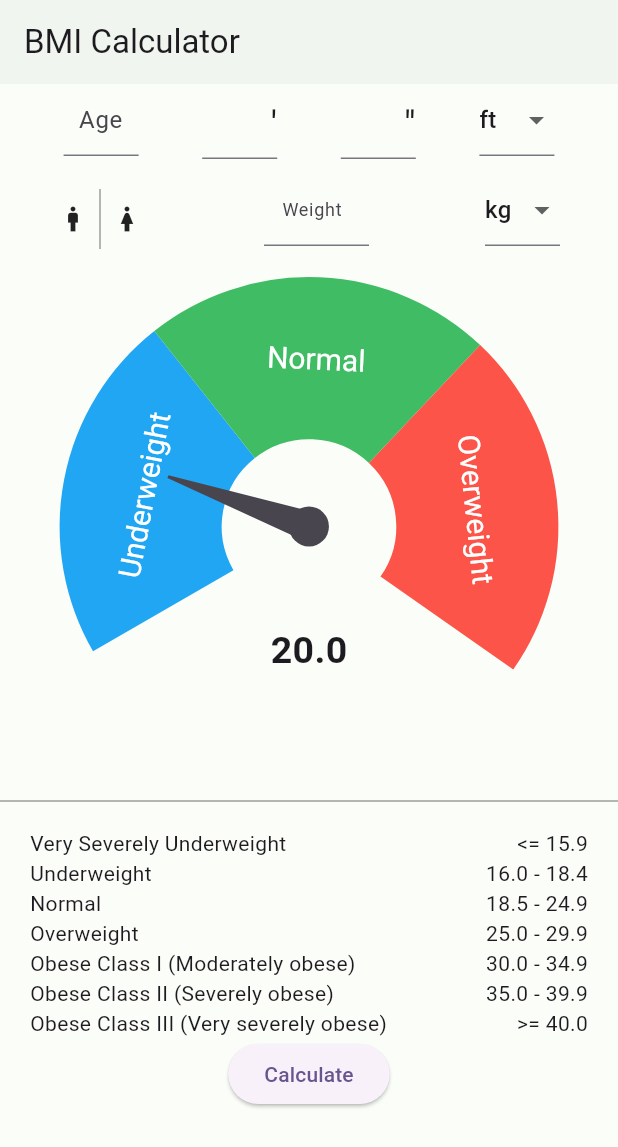
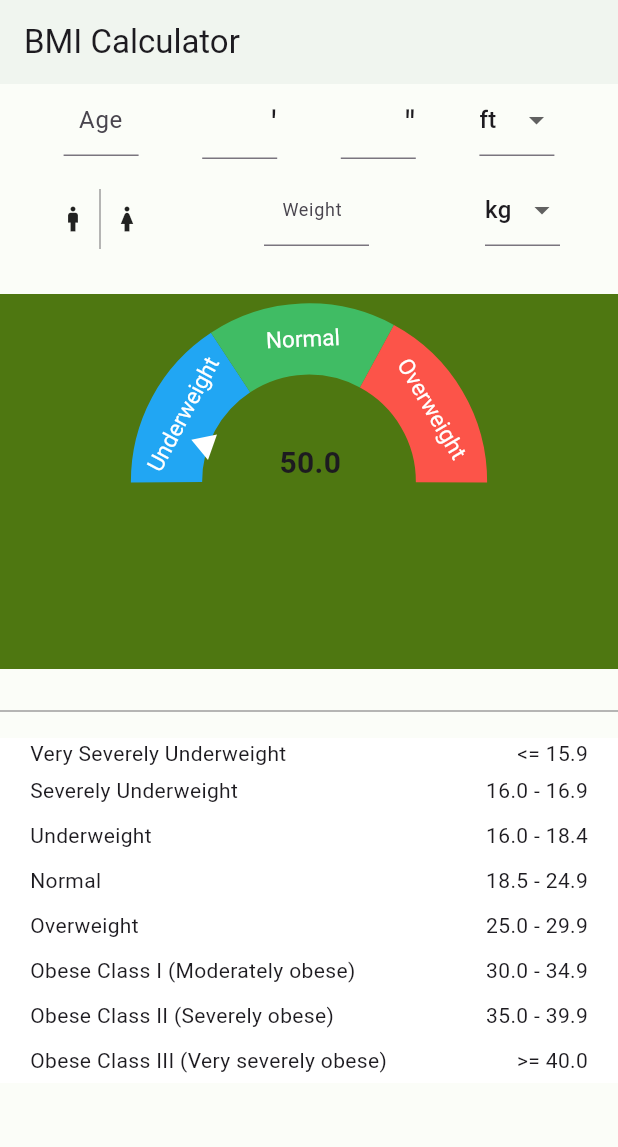
Before and after one commit to saif-uddin-shrabon/BMI, a Flutter app: the screen it shows after launch, on a phone screen of 412 x 824 dp. Shown: the top 1147 px of the screen. Run offline on Flutter 3.47's test engine with Material 3 defaults, Android fonts, the phone set to English and light mode, and no system bars; drawn by our look-alikes of syncfusion_flutter_gauges.

Commit message:
gauge issue

```diff
--- a/lib/main.dart
+++ b/lib/main.dart
@@ -275,9 +275,24 @@ class _MyHomePageState extends State<MyHomePage> {
                ],
              ),
 
-             SfRadialGauge(
+             // create a container and set height to 200 and inter child to SfRadialGauge
+              Container(
+
+
+                height: 250,
+                // set container background color
+                color: Color(0xFF4E7711),
+                margin: const EdgeInsets.symmetric(vertical: 20.0),
+
+
+
+                child: SfRadialGauge(
+
+
+
 
                enableLoadingAnimation: true, animationDuration: 4500,
+
                axes:<RadialAxis>[
 
                  RadialAxis(
@@ -291,41 +306,98 @@ class _MyHomePageState extends State<MyHomePage> {
 
 
                      ranges: <GaugeRange>[
-                       GaugeRange(startValue: 0, endValue: 33,
+                       GaugeRange(startValue: 12, endValue: 35,
                          color: Color(0xFF21A6F3),
                            label: 'Underweight',
+                           sizeUnit: GaugeSizeUnit.factor,
+                         labelStyle: const GaugeTextStyle(
+                             fontFamily: 'Times',
+                             fontSize:  15 ,
+                             color: Colors.white,
+
+
+                         ),
+                         startWidth: 0.4, endWidth: 0.4
+                     ),GaugeRange(
+                         startValue: 35,
+                         endValue: 60,
+                       color:Color(0xFF40BC64),
+                         label: 'Normal',
+                       labelStyle: const GaugeTextStyle(
+                           fontFamily: 'Times',
+                           fontSize:   15,
+                           color: Colors.white),
+                       startWidth: 0.4,
+                         endWidth: 0.4,
                          sizeUnit: GaugeSizeUnit.factor,
-                         labelStyle: GaugeTextStyle(
+                     ),
+                       GaugeRange(
+                         startValue: 60,
+                         endValue: 85,
+                         color:Color(0xFFFC5449),
+                         label: 'Overweight',
+                         labelStyle: const GaugeTextStyle(
                              fontFamily: 'Times',
-                             fontSize:  20 ,
+                             fontSize:   15,
                              color: Colors.white),
-                         startWidth: 0.65, endWidth: 0.65
-                     ),GaugeRange(startValue: 33, endValue: 66,
-                       color:Color(0xFF40BC64), label: 'Normal',
-                       labelStyle: GaugeTextStyle(fontFamily: 'Times', fontSize:   20,color: Colors.white),
-                       startWidth: 0.65, endWidth: 0.65, sizeUnit: GaugeSizeUnit.factor,
-                     ),
-                       GaugeRange(startValue: 66, endValue: 99,
-                         color:Color(0xFFFC5449), label: 'Overweight',
-                         labelStyle: GaugeTextStyle(fontFamily: 'Times', fontSize:   20,color: Colors.white),
+
+
+
+
                          sizeUnit: GaugeSizeUnit.factor,
-                         startWidth: 0.65, endWidth: 0.65,
+                         startWidth: 0.4, endWidth: 0.4,
                        ),
 
                      ],
 
 
-                     pointers: <GaugePointer>[NeedlePointer(value:20, )],
-                     annotations: <GaugeAnnotation>[
-                       GaugeAnnotation(widget: Container(child:
-                       Text('20.0',style: TextStyle(fontSize: 25,fontWeight:FontWeight.bold))),
-                           angle: 90,positionFactor: 0.5)]
+                     pointers: const <GaugePointer>[
+                       MarkerPointer(
+                         // change pointer color
+                            color: Colors.white,
+                           value: 20,
+                           markerHeight: 15,
+                           markerWidth: 18,
+
+                         // change pointer side directio
+                             markerType: MarkerType.triangle,
+                           enableAnimation: true,
+                           animationDuration: 4500,
+                            markerOffset: 38,
+
+
+
+                       )
+                     ],
+                     annotations: const <GaugeAnnotation>[
+                       GaugeAnnotation(
+                           axisValue: 50,
+                           positionFactor: 0.1,
+                           widget: Text('50.0', style:
+                           TextStyle(
+                               fontWeight: FontWeight.bold,
+                               fontSize: 20),
+                           )
+
+
+                       )
+
+
+
+
+                     ]
 
 
 
                  )
+
                ],
+
              ),
+
+              ),
+
+
 
 
              // Horizontal divider
@@ -335,158 +407,134 @@ class _MyHomePageState extends State<MyHomePage> {
               ),
 
 
-              const Column(
-                children: [
 
+             Column(
+               children: [
+                 SizedBox(height: 10.0,),
+                 Container(
+                   color: Colors.white,
+                   child: const Padding(
+                     padding: EdgeInsets.symmetric(horizontal: 20.0),
+                     child: Row(
+                       mainAxisAlignment: MainAxisAlignment.spaceBetween,
+                       children: [
+                         Text("Very Severely Underweight"),
+                         Text("<= 15.9"),
+                       ],
+                     ),
+                   ),
+                 ),
 
-                  SizedBox(height: 10.0,),
+                 Container(
+                   color: Colors.white,
+                   child: const Padding(
+                     padding: EdgeInsets.symmetric(horizontal: 20.0,vertical: 5.0),
+                     child: Row(
+                       mainAxisAlignment: MainAxisAlignment.spaceBetween,
+                       children: [
+                         Text("Severely Underweight"),
+                         Text("16.0 - 16.9"),
+                       ],
+                     ),
+                   ),
+                 ),
 
+                 Container(
+                   color: Colors.white,
+                   child: const Padding(
+                     padding: EdgeInsets.symmetric(horizontal: 20.0,vertical: 5.0),
+                     child: Row(
+                       mainAxisAlignment: MainAxisAlignment.spaceBetween,
+                       children: [
+                         Text("Underweight"),
+                         Text("16.0 - 18.4"),
+                       ],
+                     ),
+                   ),
+                 ),
 
-                  Row(
+                 Container(
+                   color: Colors.white,
+                   child: const Padding(
+                     padding: EdgeInsets.symmetric(horizontal: 20.0,vertical: 5.0),
+                     child: Row(
+                       mainAxisAlignment: MainAxisAlignment.spaceBetween,
+                       children: [
+                         Text("Normal"),
+                         Text("18.5 - 24.9"),
+                       ],
+                     ),
+                   ),
+                 ),
 
+                  Container(
+                    color: Colors.white,
+                    child: const Padding(
+                      padding: EdgeInsets.symmetric(horizontal: 20.0,vertical: 5.0),
+                      child: Row(
+                        mainAxisAlignment: MainAxisAlignment.spaceBetween,
+                        children: [
+                          Text("Overweight"),
+                          Text("25.0 - 29.9"),
+                        ],
+                      ),
+                    ),
+                  ),
 
-                    mainAxisAlignment: MainAxisAlignment.spaceBetween,
-                    children: [
+                  Container(
+                    color: Colors.white,
+                    child: const Padding(
+                      padding: EdgeInsets.symmetric(horizontal: 20.0,vertical: 5.0),
+                      child: Row(
+                        mainAxisAlignment: MainAxisAlignment.spaceBetween,
+                        children: [
+                          Text("Obese Class I (Moderately obese)"),
+                          Text("30.0 - 34.9"),
+                        ],
+                      ),
+                    ),
+                  ),
 
+                  Container(
+                    color: Colors.white,
+                    child: const Padding(
+                      padding: EdgeInsets.symmetric(horizontal: 20.0,vertical: 5.0),
+                      child: Row(
+                        mainAxisAlignment: MainAxisAlignment.spaceBetween,
+                        children: [
+                          Text("Obese Class II (Severely obese)"),
+                          Text("35.0 - 39.9"),
+                        ],
+                      ),
+                    ),
+                  ),
 
-                      Padding(
-                        padding: EdgeInsets.only(left: 20.0),
-                        child: Text("Very Severely Underweight"),
+                  Container(
+                    color: Colors.white,
+                    child: const Padding(
+                      padding: EdgeInsets.symmetric(horizontal: 20.0,vertical: 5.0),
+                      child: Row(
+                        mainAxisAlignment: MainAxisAlignment.spaceBetween,
+                        children: [
+                          Text("Obese Class III (Very severely obese)"),
+                          Text(">= 40.0"),
+                        ],
                       ),
-
-                      Padding(
-                        padding: EdgeInsets.only(right: 20.0),
-                        child: Text("<= 15.9"),
-                      ),
+                    ),
+                  ),
 
 
 
-
-                    ],
-                  ),
-
-
-                  Row(
-                    mainAxisAlignment: MainAxisAlignment.spaceBetween,
-                    children: [
-
-                      Padding(
-                        padding: EdgeInsets.only(left: 20.0),
-                        child: Text("Underweight"),
-                      ),
-
-                      Padding(
-                          padding: EdgeInsets.only(right: 20.0),
-                          child:  Text("16.0 - 18.4")
-                      ),
-
-
-
-                    ],
-                  ),
-
-                  Row(
-                    mainAxisAlignment: MainAxisAlignment.spaceBetween,
-                    children: [
-
-                      Padding(
-                        padding: EdgeInsets.only(left: 20.0),
-                        child: Text("Normal"),
-                      ),
-
-                      Padding(
-                          padding: EdgeInsets.only(right: 20.0),
-                          child:  Text("18.5 - 24.9")
-                      ),
-
-
-
-                    ],
-                  ),
-
-                  Row(
-                    mainAxisAlignment: MainAxisAlignment.spaceBetween,
-                    children: [
-
-                      Padding(
-                        padding: EdgeInsets.only(left: 20.0),
-                        child: Text("Overweight"),
-                      ),
-
-                      Padding(
-                          padding: EdgeInsets.only(right: 20.0),
-                          child:  Text("25.0 - 29.9")
-                      ),
-
-
-
-                    ],
-                  ),
-
-                  Row(
-                    mainAxisAlignment: MainAxisAlignment.spaceBetween,
-                    children: [
-
-                      Padding(
-                        padding: EdgeInsets.only(left: 20.0),
-                        child: Text("Obese Class I (Moderately obese)"),
-                      ),
-
-                      Padding(
-                          padding: EdgeInsets.only(right: 20.0),
-                          child:  Text("30.0 - 34.9")
-                      ),
-
-
-
-                    ],
-                  ),
-
-                  Row(
-                    mainAxisAlignment: MainAxisAlignment.spaceBetween,
-                    children: [
-
-                      Padding(
-                        padding: EdgeInsets.only(left: 20.0),
-                        child: Text("Obese Class II (Severely obese)"),
-                      ),
-
-                      Padding(
-                          padding: EdgeInsets.only(right: 20.0),
-                          child:  Text("35.0 - 39.9")
-                      ),
-
-
-                    ],
-                  ),
-
-                  Row(
-                    mainAxisAlignment: MainAxisAlignment.spaceBetween,
-                    children: [
-
-                      Padding(
-                        padding: EdgeInsets.only(left: 20.0),
-                        child: Text("Obese Class III (Very severely obese)"),
-                      ),
-
-                      Padding(
-                          padding: EdgeInsets.only(right: 20.0),
-                          child:  Text(">= 40.0")
-                      ),
-
-
-
-                    ],
-                  ),
-                ],
-              ),
+               ],
+             ),
 
 
 
 
 
 
-              ElevatedButton(
+             /*
+             ElevatedButton(
                 onPressed: (){
                   var wt = wtController.text.toString();
                   var ft = ftController.text.toString();
@@ -520,6 +568,8 @@ class _MyHomePageState extends State<MyHomePage> {
                 child: Text('Calculate'),),
               Text(result)
 
+              */
+
 
 
 
```
